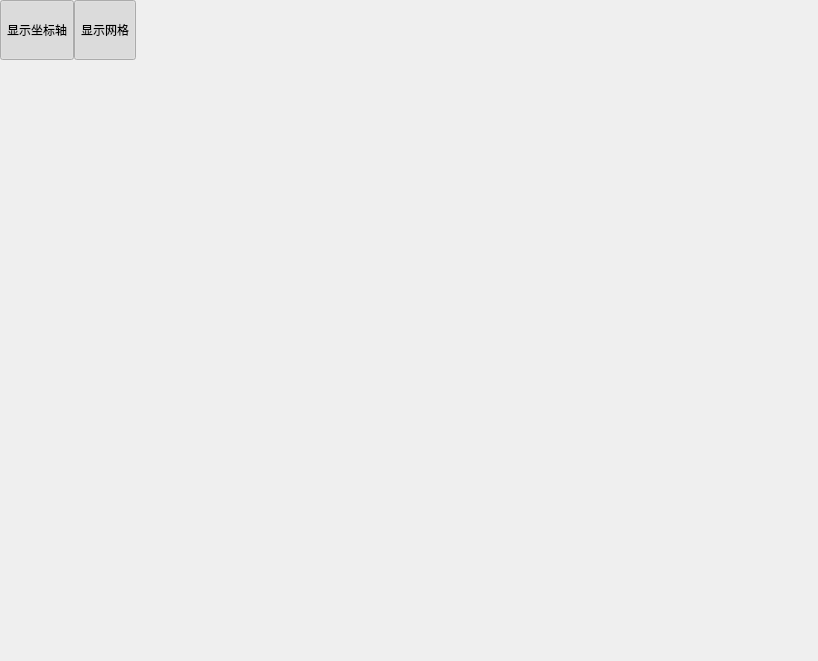
The window that src/ui/mainwindow.ui (cz2542079957/FusionDetect3D) describes before a commit, drawn with Qt 5.
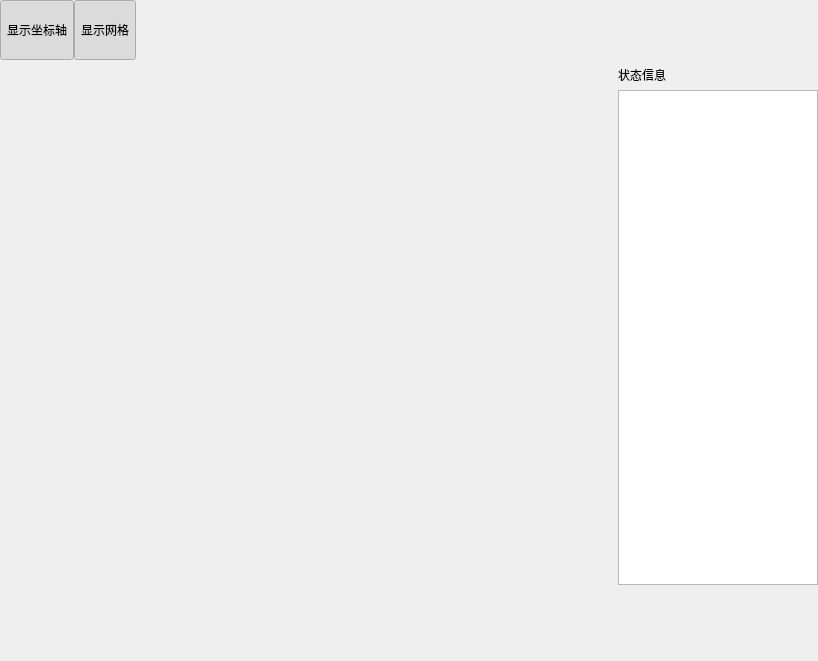
The same window after the commit. Custom widgets are drawn as their Qt base class.

Commit message: add: 完成新增点云渐变色, 新增信息状态树(待完成)

What changed in the file:
```diff
--- a/src/ui/mainwindow.ui
+++ b/src/ui/mainwindow.ui
@@ -126,6 +126,21 @@
     <item>
      <widget class="QWidget" name="center" native="true">
       <layout class="QHBoxLayout" name="horizontalLayout_2">
+       <property name="spacing">
+        <number>0</number>
+       </property>
+       <property name="leftMargin">
+        <number>0</number>
+       </property>
+       <property name="topMargin">
+        <number>0</number>
+       </property>
+       <property name="rightMargin">
+        <number>0</number>
+       </property>
+       <property name="bottomMargin">
+        <number>0</number>
+       </property>
        <item>
         <widget class="QWidget" name="nav" native="true">
          <property name="minimumSize">
@@ -159,6 +174,34 @@
            <height>10000</height>
           </size>
          </property>
+         <layout class="QVBoxLayout" name="verticalLayout_2">
+          <property name="leftMargin">
+           <number>0</number>
+          </property>
+          <property name="topMargin">
+           <number>0</number>
+          </property>
+          <property name="rightMargin">
+           <number>0</number>
+          </property>
+          <property name="bottomMargin">
+           <number>0</number>
+          </property>
+          <item>
+           <widget class="QLabel" name="label">
+            <property name="text">
+             <string>状态信息</string>
+            </property>
+           </widget>
+          </item>
+          <item>
+           <widget class="NSInfoTree::InfoTree" name="infoTree">
+            <attribute name="headerVisible">
+             <bool>false</bool>
+            </attribute>
+           </widget>
+          </item>
+         </layout>
         </widget>
        </item>
       </layout>
@@ -201,6 +244,11 @@
    <header>pointCloudWidget.h</header>
    <container>1</container>
   </customwidget>
+  <customwidget>
+   <class>NSInfoTree::InfoTree</class>
+   <extends>QTreeView</extends>
+   <header>infoTree.h</header>
+  </customwidget>
  </customwidgets>
  <resources/>
  <connections/>
```
The commit also changes 8 other files.
